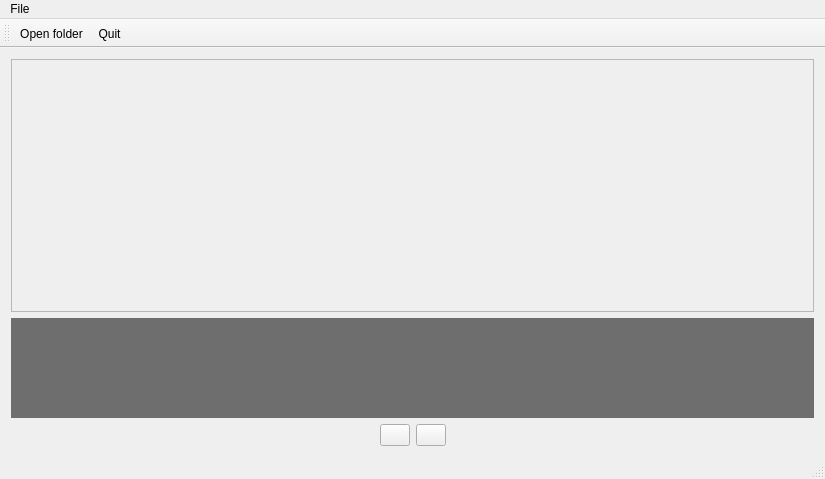
This is mainwindow.ui in jlehtoma/Sppeculate as Qt 5 draws it before an edit. The edited form follows.
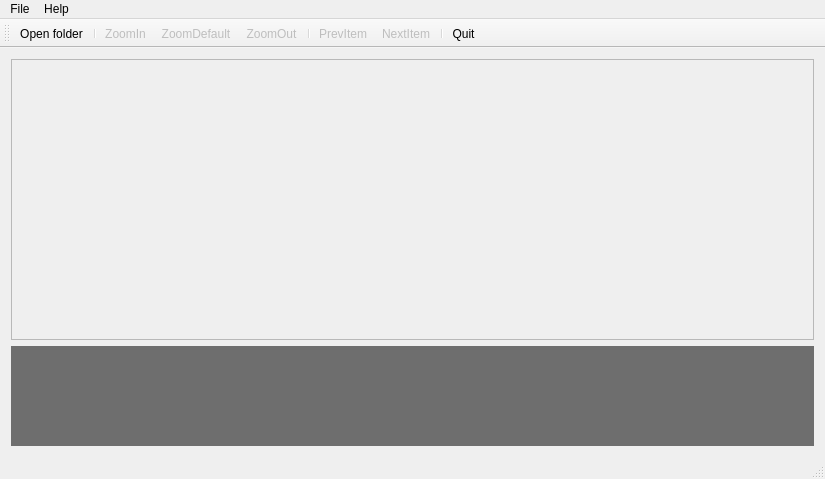
This is the edited form. Icons and pictures are not drawn.

Commit message: Added icons et al

The edit to the form file:
```diff
--- a/mainwindow.ui
+++ b/mainwindow.ui
@@ -16,21 +16,25 @@
   <widget class="QWidget" name="centralWidget">
    <layout class="QVBoxLayout" name="verticalLayout">
     <item>
-     <widget class="QScrollArea" name="scrollArea">
-      <property name="widgetResizable">
-       <bool>true</bool>
-      </property>
-      <widget class="QWidget" name="scrollAreaWidgetContents">
-       <property name="geometry">
-        <rect>
-         <x>0</x>
-         <y>0</y>
-         <width>805</width>
-         <height>220</height>
-        </rect>
-       </property>
-      </widget>
-     </widget>
+     <layout class="QHBoxLayout" name="horizontalLayout_2">
+      <item>
+       <widget class="QScrollArea" name="scrollArea">
+        <property name="widgetResizable">
+         <bool>true</bool>
+        </property>
+        <widget class="QWidget" name="scrollAreaWidgetContents">
+         <property name="geometry">
+          <rect>
+           <x>0</x>
+           <y>0</y>
+           <width>803</width>
+           <height>256</height>
+          </rect>
+         </property>
+        </widget>
+       </widget>
+      </item>
+     </layout>
     </item>
     <item>
      <widget class="QTextEdit" name="infoEdit">
@@ -58,94 +62,6 @@
       </property>
      </widget>
     </item>
-    <item>
-     <layout class="QHBoxLayout" name="horizontalLayout">
-      <item>
-       <spacer name="horizontalSpacer">
-        <property name="orientation">
-         <enum>Qt::Horizontal</enum>
-        </property>
-        <property name="sizeHint" stdset="0">
-         <size>
-          <width>40</width>
-          <height>20</height>
-         </size>
-        </property>
-       </spacer>
-      </item>
-      <item>
-       <widget class="QPushButton" name="prevButton">
-        <property name="sizePolicy">
-         <sizepolicy hsizetype="Maximum" vsizetype="Maximum">
-          <horstretch>0</horstretch>
-          <verstretch>0</verstretch>
-         </sizepolicy>
-        </property>
-        <property name="maximumSize">
-         <size>
-          <width>30</width>
-          <height>30</height>
-         </size>
-        </property>
-        <property name="text">
-         <string/>
-        </property>
-        <property name="icon">
-         <iconset resource="sppeculate.qrc">
-          <normaloff>:/share/icons/go-previous.svg</normaloff>:/share/icons/go-previous.svg</iconset>
-        </property>
-        <property name="iconSize">
-         <size>
-          <width>30</width>
-          <height>30</height>
-         </size>
-        </property>
-       </widget>
-      </item>
-      <item>
-       <widget class="QPushButton" name="nextButton">
-        <property name="sizePolicy">
-         <sizepolicy hsizetype="Maximum" vsizetype="Maximum">
-          <horstretch>0</horstretch>
-          <verstretch>0</verstretch>
-         </sizepolicy>
-        </property>
-        <property name="maximumSize">
-         <size>
-          <width>30</width>
-          <height>30</height>
-         </size>
-        </property>
-        <property name="text">
-         <string/>
-        </property>
-        <property name="icon">
-         <iconset resource="sppeculate.qrc">
-          <normaloff>:/share/icons/go-next.svg</normaloff>:/share/icons/go-next.svg</iconset>
-        </property>
-        <property name="iconSize">
-         <size>
-          <width>30</width>
-          <height>30</height>
-         </size>
-        </property>
-       </widget>
-      </item>
-      <item>
-       <spacer name="horizontalSpacer_2">
-        <property name="orientation">
-         <enum>Qt::Horizontal</enum>
-        </property>
-        <property name="sizeHint" stdset="0">
-         <size>
-          <width>40</width>
-          <height>20</height>
-         </size>
-        </property>
-       </spacer>
-      </item>
-     </layout>
-    </item>
    </layout>
   </widget>
   <widget class="QMenuBar" name="menuBar">
@@ -165,7 +81,14 @@
     <addaction name="separator"/>
     <addaction name="action_Quit"/>
    </widget>
+   <widget class="QMenu" name="menuHelp">
+    <property name="title">
+     <string>Help</string>
+    </property>
+    <addaction name="actionAbout"/>
+   </widget>
    <addaction name="menuFile"/>
+   <addaction name="menuHelp"/>
   </widget>
   <widget class="QToolBar" name="mainToolBar">
    <attribute name="toolBarArea">
@@ -175,6 +98,14 @@
     <bool>false</bool>
    </attribute>
    <addaction name="actionOpenFolder"/>
+   <addaction name="separator"/>
+   <addaction name="actionZoomIn"/>
+   <addaction name="actionZoomDefault"/>
+   <addaction name="actionZoomOut"/>
+   <addaction name="separator"/>
+   <addaction name="actionPrevItem"/>
+   <addaction name="actionNextItem"/>
+   <addaction name="separator"/>
    <addaction name="action_Quit"/>
   </widget>
   <widget class="QStatusBar" name="statusBar"/>
@@ -208,6 +139,93 @@
     <string>Ctrl+Shift+O</string>
    </property>
   </action>
+  <action name="actionAbout">
+   <property name="icon">
+    <iconset resource="sppeculate.qrc">
+     <normaloff>:/share/icons/help-browser.svg</normaloff>:/share/icons/help-browser.svg</iconset>
+   </property>
+   <property name="text">
+    <string>&amp;About</string>
+   </property>
+   <property name="toolTip">
+    <string>Show about box</string>
+   </property>
+  </action>
+  <action name="actionNextItem">
+   <property name="enabled">
+    <bool>false</bool>
+   </property>
+   <property name="icon">
+    <iconset resource="sppeculate.qrc">
+     <normaloff>:/share/icons/go-next.svg</normaloff>:/share/icons/go-next.svg</iconset>
+   </property>
+   <property name="text">
+    <string>NextItem</string>
+   </property>
+   <property name="toolTip">
+    <string>Next picture</string>
+   </property>
+  </action>
+  <action name="actionPrevItem">
+   <property name="enabled">
+    <bool>false</bool>
+   </property>
+   <property name="icon">
+    <iconset resource="sppeculate.qrc">
+     <normaloff>:/share/icons/go-previous.svg</normaloff>:/share/icons/go-previous.svg</iconset>
+   </property>
+   <property name="text">
+    <string>PrevItem</string>
+   </property>
+   <property name="toolTip">
+    <string>Previous picture</string>
+   </property>
+  </action>
+  <action name="actionZoomDefault">
+   <property name="enabled">
+    <bool>false</bool>
+   </property>
+   <property name="icon">
+    <iconset resource="sppeculate.qrc">
+     <normaloff>:/share/icons/zoom-original.svg</normaloff>:/share/icons/zoom-original.svg</iconset>
+   </property>
+   <property name="text">
+    <string>ZoomDefault</string>
+   </property>
+   <property name="toolTip">
+    <string>Zoom to deault level</string>
+   </property>
+  </action>
+  <action name="actionZoomOut">
+   <property name="enabled">
+    <bool>false</bool>
+   </property>
+   <property name="icon">
+    <iconset resource="sppeculate.qrc">
+     <normaloff>:/share/icons/zoom-out.svg</normaloff>:/share/icons/zoom-out.svg</iconset>
+   </property>
+   <property name="text">
+    <string>ZoomOut</string>
+   </property>
+   <property name="toolTip">
+    <string>Zoom out</string>
+   </property>
+  </action>
+  <action name="actionZoomIn">
+   <property name="enabled">
+    <bool>false</bool>
+   </property>
+   <property name="icon">
+    <iconset resource="sppeculate.qrc">
+     <normaloff>:/share/icons/zoom-in.svg</normaloff>:/share/icons/zoom-in.svg</iconset>
+   </property>
+   <property name="text">
+    <string>ZoomIn</string>
+   </property>
+   <property name="toolTip">
+    <string>Zoom in</string>
+   </property>
+  </action>
  </widget>
  <layoutdefault spacing="6" margin="11"/>
  <resources>
```
Left out of the diff: 8 changed lines with no effect on the pictures. The commit also changes 16 other files.
